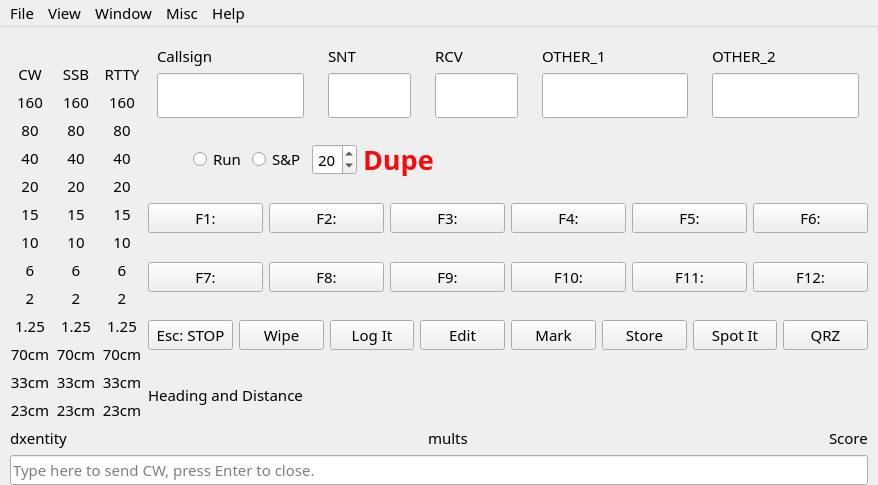
The window that not1mm/data/main.ui (mbridak/not1mm) describes before a commit, drawn with Qt 5.
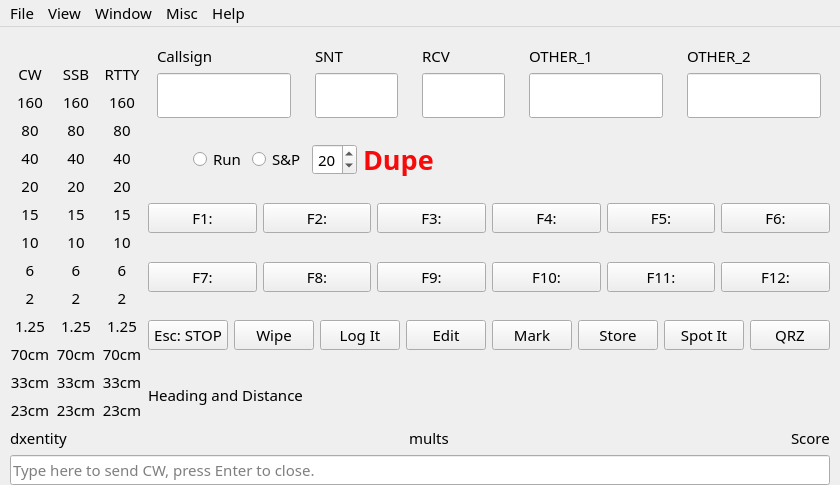
The same window after the commit. Icons and pictures are not drawn.

Commit message: width and height a wee bit smaller

```diff
--- a/not1mm/data/main.ui
+++ b/not1mm/data/main.ui
@@ -9,8 +9,8 @@
    <rect>
     <x>0</x>
     <y>0</y>
-    <width>878</width>
-    <height>465</height>
+    <width>768</width>
+    <height>265</height>
    </rect>
   </property>
   <property name="sizePolicy">
```
